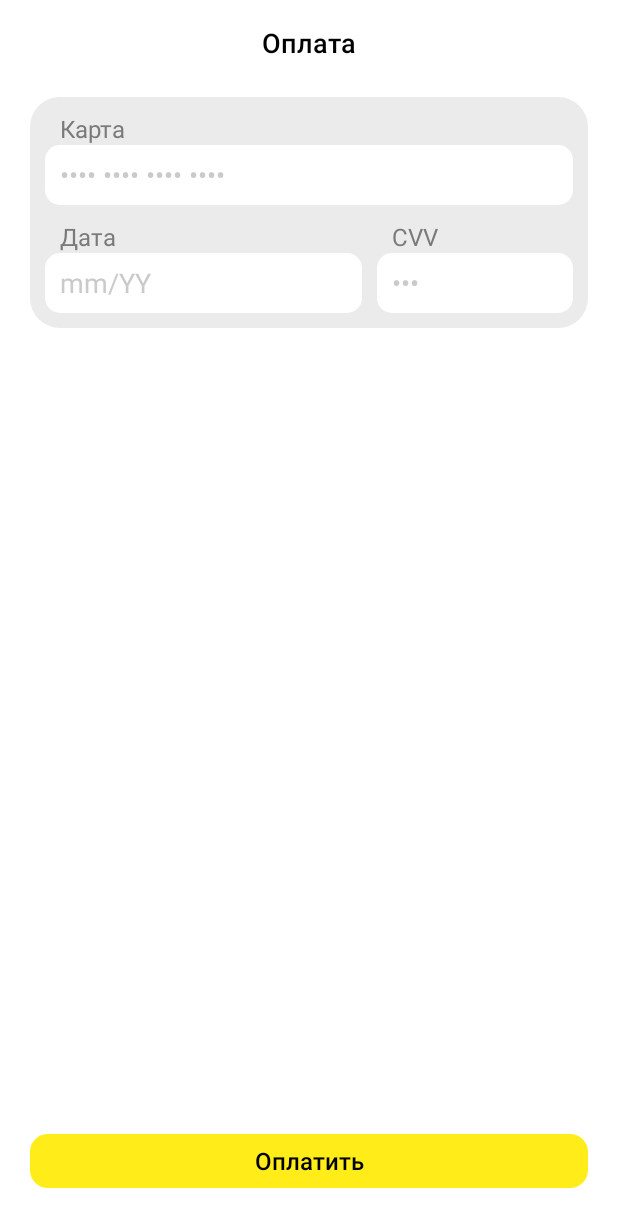
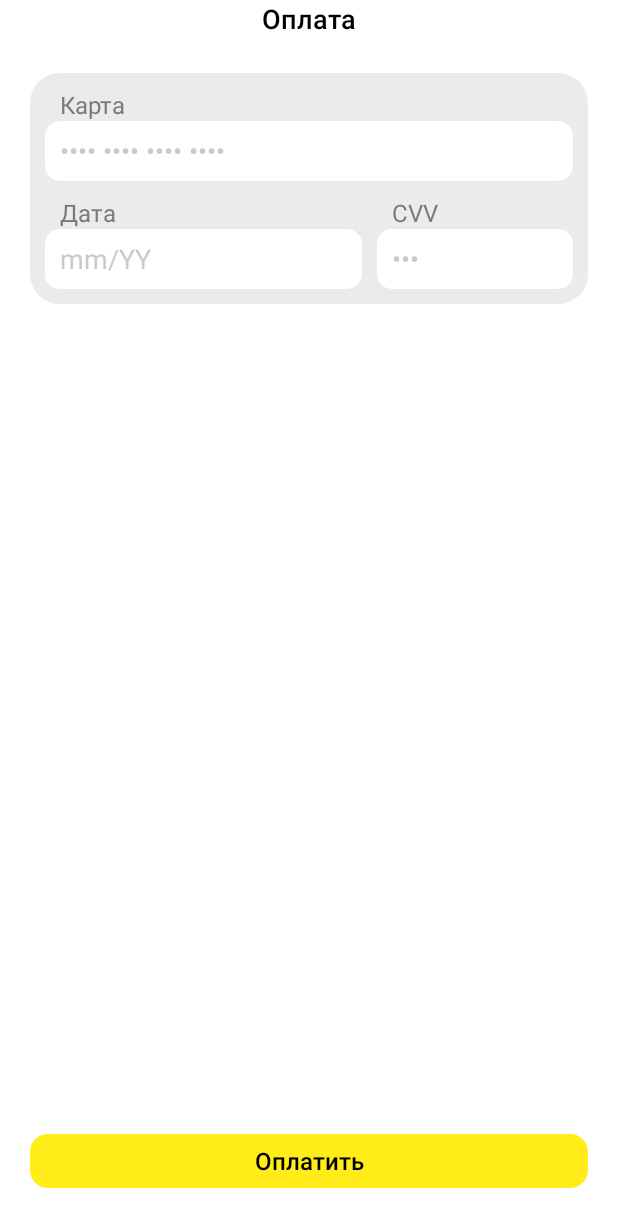
Before and after one commit to PotaninPM/PROD-Second-Tour-2025, an Android app: the fragment PaymentFragment shown on its own in the app's theme, on a phone screen of 412 x 824 dp. Shown: the top 1227 px of the screen. Run offline under Robolectric (Android 15) with nearby library versions, the phone set to English and light mode, and no system bars.

Commit message:
fixes with payment 3

```diff
--- a/solution/src/main/res/layout/payment_view.xml
+++ b/solution/src/main/res/layout/payment_view.xml
@@ -15,8 +15,7 @@
         android:textColor="#000000"
         app:layout_constraintTop_toTopOf="parent"
         app:layout_constraintStart_toStartOf="parent"
-        app:layout_constraintEnd_toEndOf="parent"
-        android:layout_marginTop="16dp" />
+        app:layout_constraintEnd_toEndOf="parent" />
 
     <androidx.constraintlayout.widget.ConstraintLayout
         android:id="@+id/payFormContainer"
```
